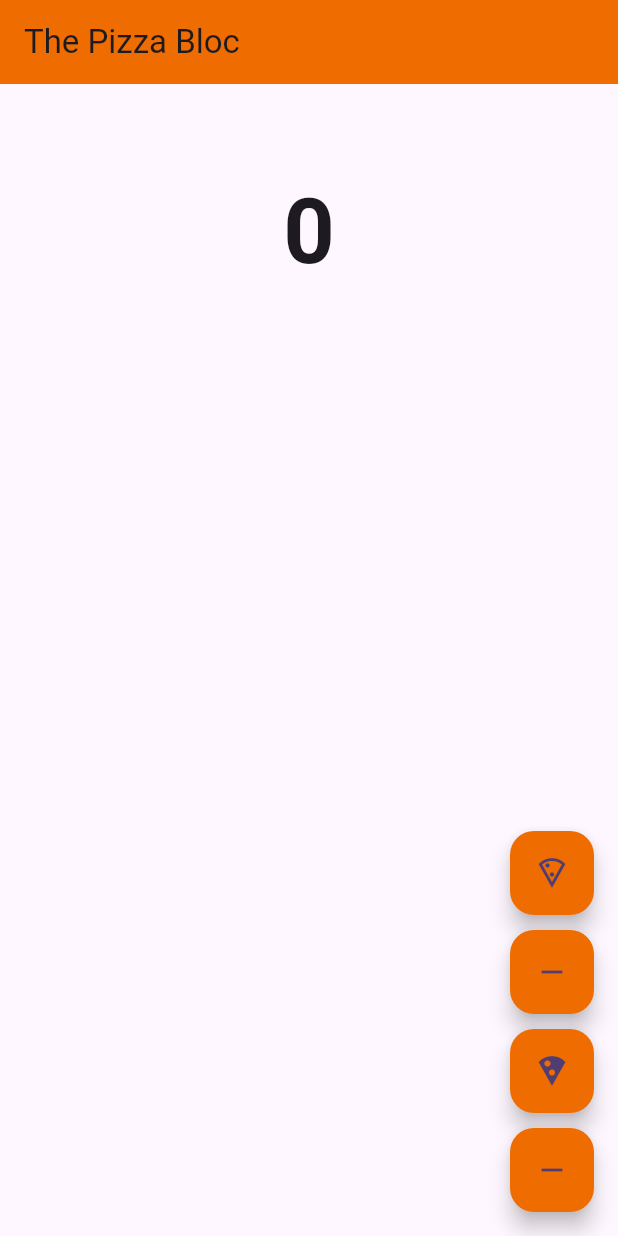
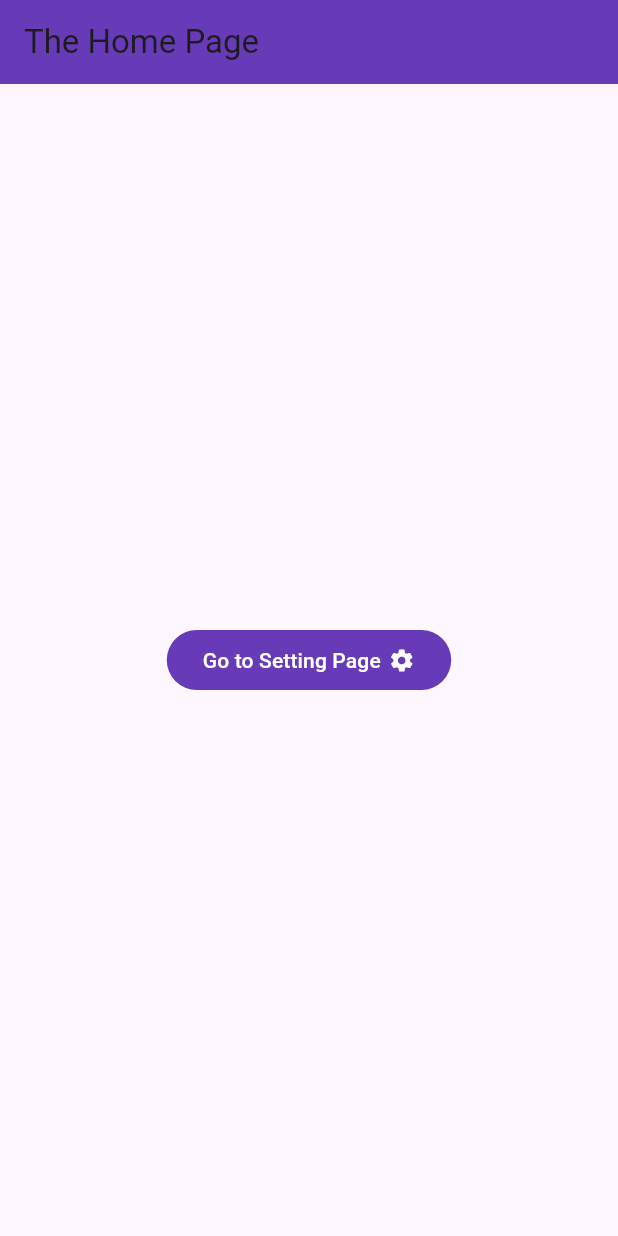
Before and after one commit to littleaye/flutter_training, a Flutter app: the screen it shows after launch, on a phone screen of 412 x 824 dp. Run offline on Flutter 3.47's test engine with Material 3 defaults, Android fonts, the phone set to English and light mode, and no system bars; our stand-ins replace equatable, flutter_bloc, go_router.

Commit message:
[Update] set up go router and test 2 module in project

```diff
--- a/lib/main.dart
+++ b/lib/main.dart
@@ -1,12 +1,13 @@
-import 'dart:math';
 import 'package:flutter/material.dart';
 import 'package:flutter_bloc/flutter_bloc.dart';
-import 'models/pizza_model.dart';
+import 'package:flutter_training/routes/routes.dart';
+import 'package:go_router/go_router.dart';
 import 'modules/pizza/bloc/pizza_bloc.dart';
-import 'modules/pizza/pizza_view.dart';
 
 void main() {
-  runApp(const MyApp());
+  runApp(MaterialApp.router(
+    routerConfig: router,
+  ));
 }
 
 class MyApp extends StatelessWidget {
@@ -25,7 +26,37 @@ class MyApp extends StatelessWidget {
             colorScheme: ColorScheme.fromSeed(seedColor: Colors.deepPurple),
             useMaterial3: true,
           ),
-          home: const PizzaCounter(),
+          home: const HomePage(),
         ));
   }
 }
+
+class HomePage extends StatelessWidget {
+  const HomePage({
+    super.key,
+  });
+
+  @override
+  Widget build(BuildContext context) {
+    return Scaffold(
+      appBar: AppBar(
+        backgroundColor: Colors.deepPurple,
+        title: const Text('The Home Page'),
+      ),
+      body: Center(
+          child: FilledButton(
+              onPressed: () {
+                context.go('/pizza');
+              },
+              child: const Row(
+                mainAxisAlignment: MainAxisAlignment.center,
+                mainAxisSize: MainAxisSize.min,
+                children: [
+                  Text('Go to Pizza Counter'),
+                  SizedBox(width: 5),
+                  Icon(Icons.local_pizza)
+                ],
+              ))),
+    );
+  }
+}
--- /dev/null
+++ b/lib/modules/home/home_view.dart
@@ -0,0 +1,35 @@
+import 'package:flutter/material.dart';
+import 'package:go_router/go_router.dart';
+
+class HomePage extends StatelessWidget {
+  const HomePage({
+    super.key,
+  });
+
+  @override
+  Widget build(BuildContext context) {
+    return Scaffold(
+      appBar: AppBar(
+        backgroundColor: Colors.deepPurple,
+        title: const Text('The Home Page'),
+      ),
+      body: Center(
+          child: FilledButton(
+              style: const ButtonStyle(
+                  foregroundColor: MaterialStatePropertyAll(Colors.white),
+                  backgroundColor: MaterialStatePropertyAll(Colors.deepPurple)),
+              onPressed: () {
+                context.go('/setting');
+              },
+              child: const Row(
+                mainAxisAlignment: MainAxisAlignment.center,
+                mainAxisSize: MainAxisSize.min,
+                children: [
+                  Text('Go to Setting Page'),
+                  SizedBox(width: 5),
+                  Icon(Icons.settings)
+                ],
+              ))),
+    );
+  }
+}
--- a/pubspec.yaml
+++ b/pubspec.yaml
@@ -37,6 +37,7 @@ dependencies:
   cupertino_icons: ^1.0.2
   flutter_bloc: ^8.1.3
   equatable: ^2.0.3
+  go_router: ^13.0.1
 
 dev_dependencies:
   flutter_test:
```
Also changed, not shown: lib/modules/setting/setting_view.dart (added, +35 -0 lines), lib/routes/routes.dart (added, +14 -0 lines), pubspec.lock.
